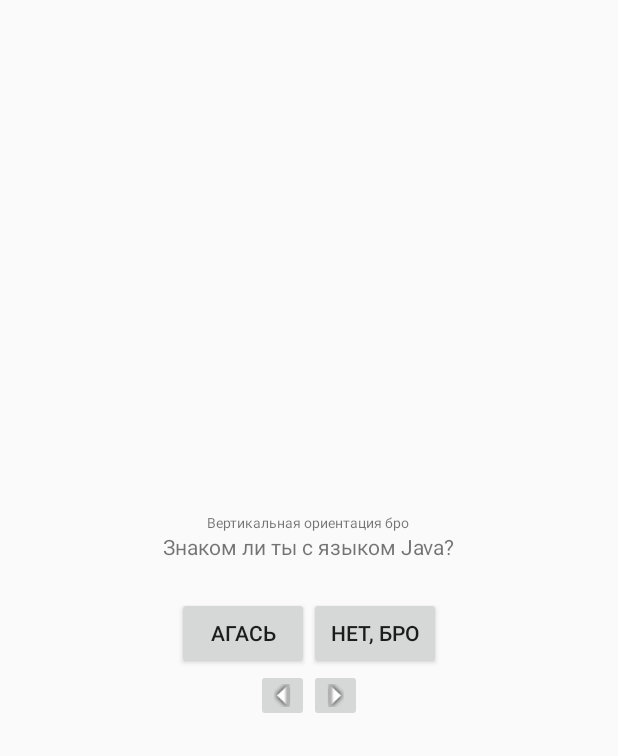
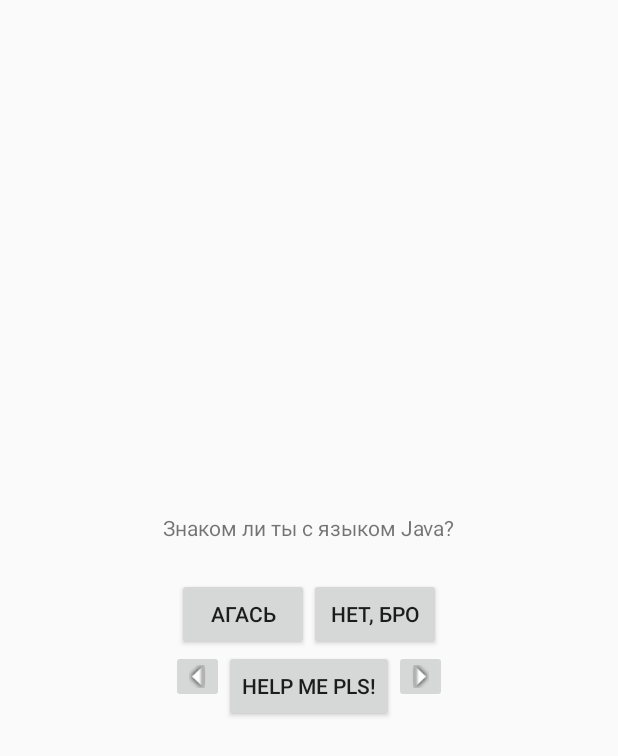
Before and after one commit to MSnake/HelloAndroid, an Android app: the screen it shows after launch (QuizActivity), on a phone screen of 412 x 824 dp. Shown: the top 756 px of the screen. Run offline under Robolectric (Android 15) with nearby library versions, the phone set to English and light mode, and no system bars; 4 statements that could not run were skipped.

```diff
--- a/geoquiz/src/main/java/com/example/android/geoquiz/QuizActivity.java
+++ b/geoquiz/src/main/java/com/example/android/geoquiz/QuizActivity.java
@@ -1,6 +1,7 @@
 package com.example.android.geoquiz;
 
 import android.app.Activity;
+import android.content.Intent;
 import android.net.Uri;
 import android.os.Bundle;
 import android.support.design.widget.FloatingActionButton;
@@ -29,6 +30,7 @@ public class QuizActivity extends Activity {
     private  static final String KEY_INDEX="index";
     private Button mTrueButton;
     private Button mFalseButton;
+    private Button helpButton;
 
     private int currentIndex=0;
     private TextView questView;
@@ -100,12 +102,23 @@ public class QuizActivity extends Activity {
 
             }
         });
+
         mFalseButton = (Button) findViewById(R.id.false_button);
         mFalseButton.setOnClickListener(new View.OnClickListener() {
             @Override
             public void onClick(View view) {
                 checkAnswer(false);
 
+            }
+        });
+
+        helpButton = (Button) findViewById(R.id.help_button);
+        helpButton.setOnClickListener(new View.OnClickListener() {
+            @Override
+            public void onClick(View view) {
+                //Запуск активности HelpActivity
+                Intent i = new Intent(QuizActivity.this,HelpActivity.class);
+                startActivity(i);
             }
         });
 
--- a/geoquiz/src/main/res/layout-land/content_quiz.xml
+++ b/geoquiz/src/main/res/layout-land/content_quiz.xml
@@ -33,19 +33,27 @@
             android:layout_height="wrap_content"
             android:text="@string/false_button"/>
     </LinearLayout>
+
+    <Button
+        android:id="@+id/help_button"
+        android:layout_width="wrap_content"
+        android:layout_height="wrap_content"
+        android:layout_gravity="bottom|center"
+        android:text="@string/help_button"/>
+
         <ImageButton
             android:id="@+id/prev_button"
             android:layout_width="wrap_content"
             android:layout_height="wrap_content"
             android:contentDescription="@string/prev_button"
-            android:layout_gravity="bottom|left"
+            android:layout_gravity="bottom|start"
             android:src="@drawable/arrow_left"/>
 
         <ImageButton
             android:id="@+id/next_button"
             android:layout_width="wrap_content"
             android:layout_height="wrap_content"
-            android:layout_gravity="bottom|right"
+            android:layout_gravity="bottom|end"
             android:contentDescription="@string/next_button"
             android:src="@drawable/arrow_right"/>
 
--- a/geoquiz/src/main/res/layout-port/content_quiz.xml
+++ b/geoquiz/src/main/res/layout-port/content_quiz.xml
@@ -7,11 +7,6 @@
     android:orientation="vertical"
     >
 
-    <TextView
-        android:layout_width="wrap_content"
-        android:layout_height="wrap_content"
-        android:textSize="9dp"
-        android:text="Вертикальная ориентация бро"/>
     <TextView
         android:id="@+id/question_text_view"
         android:layout_width="wrap_content"
@@ -44,6 +39,12 @@
             android:contentDescription="@string/prev_button"
             android:src="@drawable/arrow_left"/>
 
+        <Button
+            android:id="@+id/help_button"
+            android:layout_width="wrap_content"
+            android:layout_height="wrap_content"
+            android:text="@string/help_button"/>
+
         <ImageButton
             android:id="@+id/next_button"
             android:layout_width="wrap_content"
```
Also changed, not shown: geoquiz/src/main/AndroidManifest.xml (+6 -1 lines), geoquiz/src/main/java/com/example/android/geoquiz/HelpActivity.java (added, +17 -0 lines).
